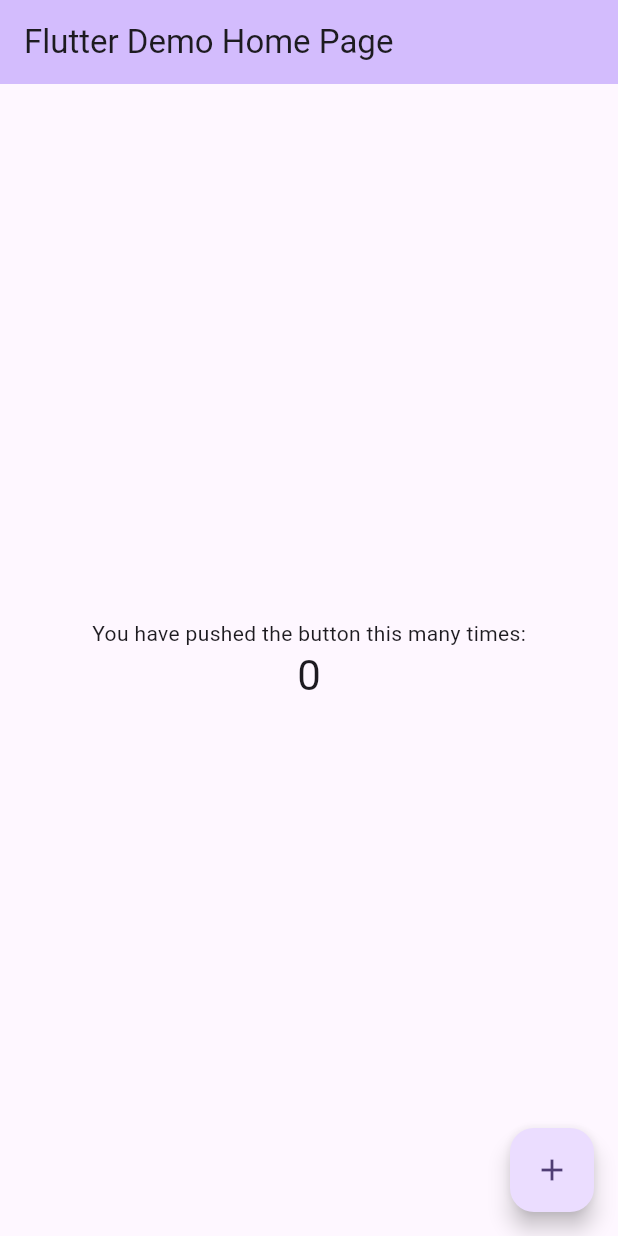
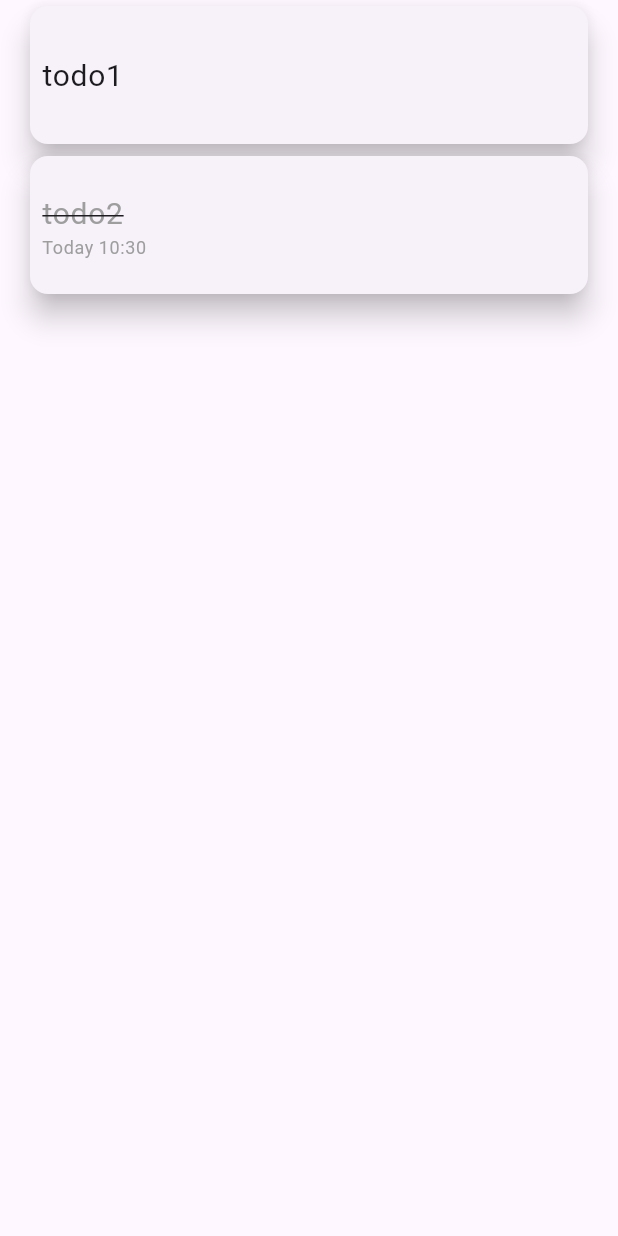
Before and after one commit to ErroredPasta/flutter-todo-app, a Flutter app: the screen it shows after launch, on a phone screen of 412 x 824 dp. Run offline on Flutter 3.47's test engine with Material 3 defaults, Android fonts, the phone set to English and light mode, and no system bars; our stand-ins replace flutter_riverpod, freezed_annotation, riverpod_annotation; generated files the repository leaves out were written again.

Commit message:
feature: todo list screen

```diff
--- /dev/null
+++ b/lib/data/datasource/todo_datasource.dart
@@ -0,0 +1,5 @@
+import 'package:todo_app/domain/model/todo.dart';
+
+abstract class TodoDatasource {
+  Future<List<Todo>> getTodos();
+}
--- /dev/null
+++ b/lib/domain/model/todo.dart
@@ -0,0 +1,13 @@
+import 'package:freezed_annotation/freezed_annotation.dart';
+
+part 'todo.freezed.dart';
+
+@freezed
+class Todo with _$Todo {
+  const factory Todo({
+    required String id,
+    required String todo,
+    @Default(false) bool done,
+    DateTime? dateTime,
+  }) = _Todo;
+}
--- /dev/null
+++ b/lib/domain/repository/todo_repository.dart
@@ -0,0 +1,5 @@
+import 'package:todo_app/domain/model/todo.dart';
+
+abstract class TodoRepository {
+  Future<List<Todo>> getTodos();
+}
--- a/lib/main.dart
+++ b/lib/main.dart
@@ -1,125 +1,16 @@
 import 'package:flutter/material.dart';
+import 'package:flutter_riverpod/flutter_riverpod.dart';
+import 'package:todo_app/ui/screen/todo_list/todo_list_screen.dart';
 
 void main() {
-  runApp(const MyApp());
+  runApp(const ProviderScope(child: TodoApp()));
 }
 
-class MyApp extends StatelessWidget {
-  const MyApp({super.key});
-
-  // This widget is the root of your application.
-  @override
-  Widget build(BuildContext context) {
-    return MaterialApp(
-      title: 'Flutter Demo',
-      theme: ThemeData(
-        // This is the theme of your application.
-        //
-        // TRY THIS: Try running your application with "flutter run". You'll see
-        // the application has a purple toolbar. Then, without quitting the app,
-        // try changing the seedColor in the colorScheme below to Colors.green
-        // and then invoke "hot reload" (save your changes or press the "hot
-        // reload" button in a Flutter-supported IDE, or press "r" if you used
-        // the command line to start the app).
-        //
-        // Notice that the counter didn't reset back to zero; the application
-        // state is not lost during the reload. To reset the state, use hot
-        // restart instead.
-        //
-        // This works for code too, not just values: Most code changes can be
-        // tested with just a hot reload.
-        colorScheme: ColorScheme.fromSeed(seedColor: Colors.deepPurple),
-        useMaterial3: true,
-      ),
-      home: const MyHomePage(title: 'Flutter Demo Home Page'),
-    );
-  }
-}
-
-class MyHomePage extends StatefulWidget {
-  const MyHomePage({super.key, required this.title});
-
-  // This widget is the home page of your application. It is stateful, meaning
-  // that it has a State object (defined below) that contains fields that affect
-  // how it looks.
-
-  // This class is the configuration for the state. It holds the values (in this
-  // case the title) provided by the parent (in this case the App widget) and
-  // used by the build method of the State. Fields in a Widget subclass are
-  // always marked "final".
-
-  final String title;
-
-  @override
-  State<MyHomePage> createState() => _MyHomePageState();
-}
-
-class _MyHomePageState extends State<MyHomePage> {
-  int _counter = 0;
-
-  void _incrementCounter() {
-    setState(() {
-      // This call to setState tells the Flutter framework that something has
-      // changed in this State, which causes it to rerun the build method below
-      // so that the display can reflect the updated values. If we changed
-      // _counter without calling setState(), then the build method would not be
-      // called again, and so nothing would appear to happen.
-      _counter++;
-    });
-  }
+class TodoApp extends StatelessWidget {
+  const TodoApp({super.key});
 
   @override
   Widget build(BuildContext context) {
-    // This method is rerun every time setState is called, for instance as done
-    // by the _incrementCounter method above.
-    //
-    // The Flutter framework has been optimized to make rerunning build methods
-    // fast, so that you can just rebuild anything that needs updating rather
-    // than having to individually change instances of widgets.
-    return Scaffold(
-      appBar: AppBar(
-        // TRY THIS: Try changing the color here to a specific color (to
-        // Colors.amber, perhaps?) and trigger a hot reload to see the AppBar
-        // change color while the other colors stay the same.
-        backgroundColor: Theme.of(context).colorScheme.inversePrimary,
-        // Here we take the value from the MyHomePage object that was created by
-        // the App.build method, and use it to set our appbar title.
-        title: Text(widget.title),
-      ),
-      body: Center(
-        // Center is a layout widget. It takes a single child and positions it
-        // in the middle of the parent.
-        child: Column(
-          // Column is also a layout widget. It takes a list of children and
-          // arranges them vertically. By default, it sizes itself to fit its
-          // children horizontally, and tries to be as tall as its parent.
-          //
-          // Column has various properties to control how it sizes itself and
-          // how it positions its children. Here we use mainAxisAlignment to
-          // center the children vertically; the main axis here is the vertical
-          // axis because Columns are vertical (the cross axis would be
-          // horizontal).
-          //
-          // TRY THIS: Invoke "debug painting" (choose the "Toggle Debug Paint"
-          // action in the IDE, or press "p" in the console), to see the
-          // wireframe for each widget.
-          mainAxisAlignment: MainAxisAlignment.center,
-          children: <Widget>[
-            const Text(
-              'You have pushed the button this many times:',
-            ),
-            Text(
-              '$_counter',
-              style: Theme.of(context).textTheme.headlineMedium,
-            ),
-          ],
-        ),
-      ),
-      floatingActionButton: FloatingActionButton(
-        onPressed: _incrementCounter,
-        tooltip: 'Increment',
-        child: const Icon(Icons.add),
-      ), // This trailing comma makes auto-formatting nicer for build methods.
-    );
+    return const MaterialApp(home: TodoListScreen());
   }
 }
--- /dev/null
+++ b/lib/ui/screen/todo_list/todo_item.dart
@@ -0,0 +1,60 @@
+import 'package:flutter/material.dart';
+import 'package:todo_app/domain/model/todo.dart';
+
+class TodoItem extends StatelessWidget {
+  final Todo todo;
+
+  const TodoItem(this.todo, {super.key});
+
+  @override
+  Widget build(BuildContext context) {
+    return SizedBox(
+      height: 100,
+      child: Card(
+        elevation: 8,
+        child: Padding(
+          padding: const EdgeInsets.all(8),
+          child: Align(
+            alignment: Alignment.centerLeft,
+            child: Column(
+              crossAxisAlignment: CrossAxisAlignment.start,
+              mainAxisAlignment: MainAxisAlignment.center,
+              children: [
+                Text(
+                  todo.todo,
+                  style: Theme.of(context).textTheme.bodyLarge!.copyWith(
+                        fontSize: 20,
+                        decoration:
+                            todo.done ? TextDecoration.lineThrough : null,
+                        color: todo.done ? Colors.grey : null,
+                      ),
+                  maxLines: 1,
+                  overflow: TextOverflow.ellipsis,
+                ),
+                if (todo.dateTime != null)
+                  Text(
+                    _formatDateTime(todo.dateTime!),
+                    style: Theme.of(context).textTheme.bodySmall!.copyWith(
+                          color: Colors.grey,
+                        ),
+                  )
+              ],
+            ),
+          ),
+        ),
+      ),
+    );
+  }
+
+  String _formatDateTime(DateTime dateTime) {
+    final now = DateTime.now();
+    final diffInDays = dateTime.difference(now).inDays;
+    final time = '${dateTime.hour}:${dateTime.minute}';
+
+    return '${switch (diffInDays) {
+      0 => 'Today',
+      1 => 'Tomorrow',
+      _ => '${dateTime.year}.${dateTime.month}.${dateTime.day}'
+    }} $time';
+  }
+}
--- /dev/null
+++ b/lib/ui/screen/todo_list/todo_list_screen.dart
@@ -0,0 +1,42 @@
+import 'package:flutter/material.dart';
+import 'package:flutter_riverpod/flutter_riverpod.dart';
+import 'package:todo_app/domain/model/todo.dart';
+import 'package:todo_app/ui/screen/todo_list/todo_item.dart';
+import 'package:todo_app/ui/screen/todo_list/todo_list_controller.dart';
+
+class TodoListScreen extends ConsumerWidget {
+  const TodoListScreen({super.key});
+
+  @override
+  Widget build(BuildContext context, WidgetRef ref) {
+    final todos = ref.watch(todoListControllerProvider);
+
+    return Scaffold(
+      body: todos.when(
+        data: _onSuccess,
+        error: _onError,
+        loading: _onLoading,
+      ),
+    );
+  }
+
+  Widget _onSuccess(List<Todo> todos) {
+    return Center(
+      child: Padding(
+        padding: const EdgeInsets.symmetric(horizontal: 16),
+        child: Column(
+          crossAxisAlignment: CrossAxisAlignment.stretch,
+          children: todos.map(TodoItem.new).toList(),
+        ),
+      ),
+    );
+  }
+
+  Widget _onError(Object error, StackTrace stackTrace) {
+    return Text(error.toString());
+  }
+
+  Widget _onLoading() {
+    return const CircularProgressIndicator();
+  }
+}
```
Also changed, not shown: lib/data/datasource/in_memory_todo_datasource.dart (added, +22 -0 lines), lib/data/repository/todo_repository_impl.dart (added, +24 -0 lines), lib/ui/screen/todo_list/todo_list_controller.dart (added, +14 -0 lines), lib/data/datasource/in_memory_todo_datasource.g.dart (added), lib/data/repository/todo_repository_impl.g.dart (added), lib/domain/model/todo.freezed.dart (added), lib/ui/screen/todo_list/todo_list_controller.g.dart (added), 1 other file.
